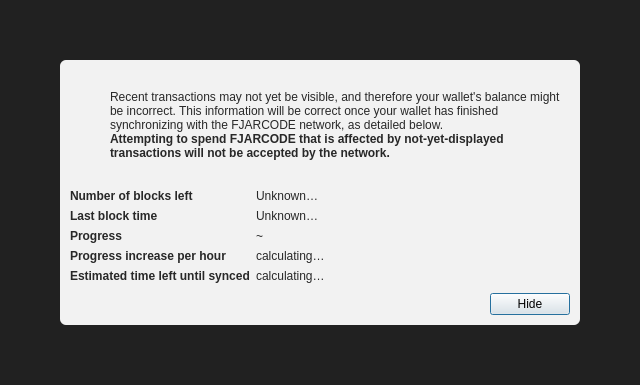
Qt form src/qt/forms/modaloverlay.ui (fjarcode/fjarcode-core) before a commit.
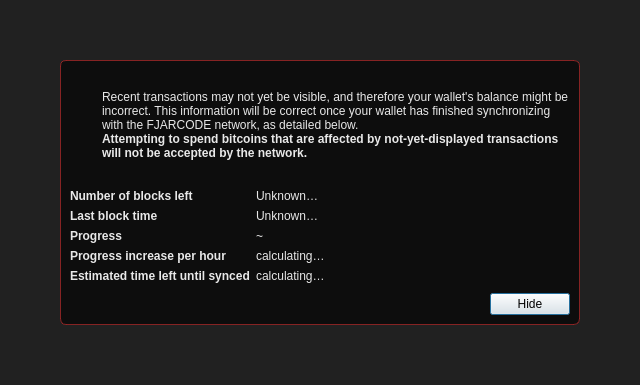
The same form after that commit. Icons and pictures are not drawn.

Commit message: Release v30.0.0: FJARCODE branding, policy anchors, and CQ integration

Patch:
```diff
--- a/src/qt/forms/modaloverlay.ui
+++ b/src/qt/forms/modaloverlay.ui
@@ -50,9 +50,9 @@
       <item>
        <widget class="QWidget" name="contentWidget" native="true">
         <property name="styleSheet">
-         <string notr="true">#contentWidget { background: rgba(255,255,255,240); border-radius: 6px; }
+         <string notr="true">#contentWidget { background: rgba(12,12,12,242); border: 1px solid rgba(180,40,40,180); border-radius: 6px; }
 
-QLabel { color: rgb(40,40,40);  }</string>
+      QLabel { color: rgb(232,232,232); }</string>
         </property>
         <layout class="QVBoxLayout" name="verticalLayoutSub" stretch="1,0,0,0">
          <property name="spacing">
@@ -83,7 +83,10 @@
              <item>
               <widget class="QPushButton" name="warningIcon">
                <property name="enabled">
-                <bool>false</bool>
+                <bool>true</bool>
+               </property>
+               <property name="styleSheet">
+                <string notr="true">QPushButton { border: 0; background: transparent; padding: 0px; }</string>
                </property>
                <property name="text">
                 <string/>
@@ -149,7 +152,7 @@
                 </font>
                </property>
                <property name="text">
-                <string>Attempting to spend FJARCODE that is affected by not-yet-displayed transactions will not be accepted by the network.</string>
+                <string>Attempting to spend bitcoins that are affected by not-yet-displayed transactions will not be accepted by the network.</string>
                </property>
                <property name="textFormat">
                 <enum>Qt::RichText</enum>
```
The commit also changes 289 other files.
